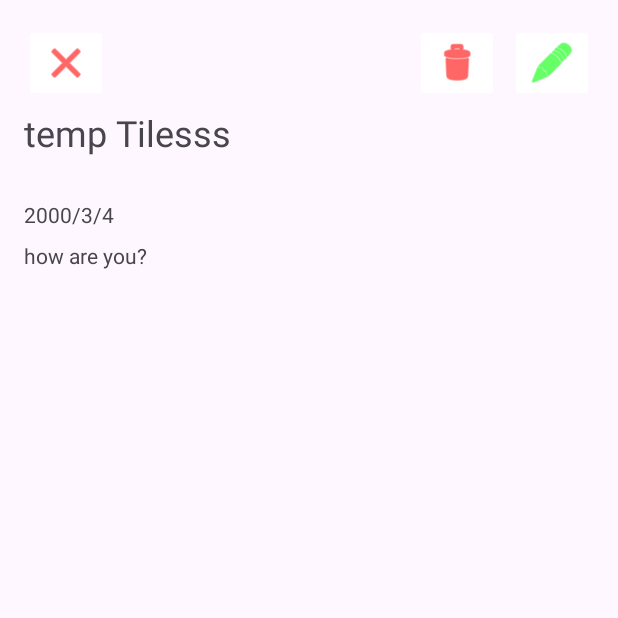
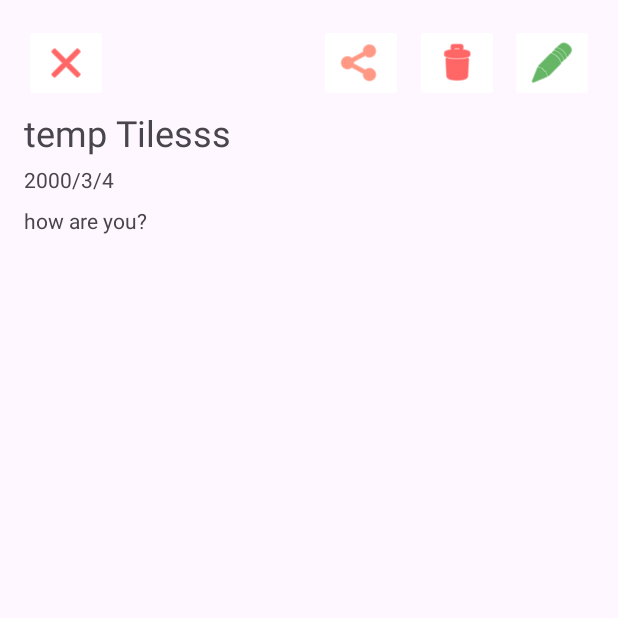
Before and after one commit to Tharindu37/Notepad, an Android app: the Display screen opened directly, with no data from a screen before it, on a phone screen of 412 x 824 dp, the top half of it. Run offline under Robolectric (Android 15) with nearby library versions, the phone set to English and light mode, and no system bars; Roboto replaces fonts that are not available here.

Commit message:
add share option

```diff
--- a/app/src/main/java/com/example/notepad/Display.java
+++ b/app/src/main/java/com/example/notepad/Display.java
@@ -1,4 +1,6 @@
 package com.example.notepad;
+
+import static android.app.ProgressDialog.show;
 
 import androidx.appcompat.app.AppCompatActivity;
 
@@ -8,6 +10,7 @@ import android.view.View;
 import android.widget.Button;
 import android.widget.ImageButton;
 import android.widget.TextView;
+import android.widget.Toast;
 
 import com.example.notepad.model.Note;
 
@@ -19,6 +22,8 @@ public class Display extends AppCompatActivity {
     private ImageButton delete;
     private ImageButton edit;
     private ImageButton close;
+
+    private ImageButton share;
 
     DbHandler dbHandler;
     @Override
@@ -33,6 +38,7 @@ public class Display extends AppCompatActivity {
         delete=findViewById(R.id.btnDeleteNote);
         edit=findViewById(R.id.btnEdintNote);
         close=findViewById(R.id.btnCloseNote);
+        share=findViewById(R.id.btnShareNote);
 
         Intent intent = getIntent();
         if (intent.hasExtra("NOTE_ID")){
@@ -51,6 +57,7 @@ public class Display extends AppCompatActivity {
                 dbHandler.deleteNote(id);
                 Intent intent1=new Intent(getApplicationContext(),Notes.class);
                 startActivity(intent1);
+                Toast.makeText(getApplicationContext(), "Deleted", Toast.LENGTH_LONG).show();
             }
         });
 
@@ -72,6 +79,22 @@ public class Display extends AppCompatActivity {
             }
         });
 
+        share.setOnClickListener(new View.OnClickListener() {
+            @Override
+            public void onClick(View v) {
+                int id=intent.getIntExtra("NOTE_ID",-1);
+
+                Note note=dbHandler.getSingleNote(id);
+                shareText(note.getTitle()+"\n"+note.getDate()+"\n"+note.getNote());
+            }
+        });
+
 
     }
+    private void shareText(String text) {
+        Intent shareIntent = new Intent(Intent.ACTION_SEND);
+        shareIntent.setType("text/plain");
+        shareIntent.putExtra(Intent.EXTRA_TEXT, text);
+        startActivity(Intent.createChooser(shareIntent, "Share text using"));
+    }
 }
--- a/app/src/main/java/com/example/notepad/Edit.java
+++ b/app/src/main/java/com/example/notepad/Edit.java
@@ -59,6 +59,7 @@ public class Edit extends AppCompatActivity {
                     dbHandler.saveNote(noteObj);
                     Intent intent=new Intent(getApplicationContext(), Notes.class);
                     startActivity(intent);
+                    Toast.makeText(getApplicationContext(), "Saved", Toast.LENGTH_LONG).show();
                 }
             });
         }else if (save.getText().toString().equalsIgnoreCase("Update")){
@@ -74,6 +75,7 @@ public class Edit extends AppCompatActivity {
                     int status=dbHandler.updateNote(noteObj);
                     Intent intent=new Intent(getApplicationContext(), Notes.class);
                     startActivity(intent);
+                    Toast.makeText(getApplicationContext(), "Updated", Toast.LENGTH_LONG).show();
                 }
             });
         }
--- a/app/src/main/res/layout/activity_display.xml
+++ b/app/src/main/res/layout/activity_display.xml
@@ -10,14 +10,13 @@
   <TextView
       android:id="@+id/txtDisplayTitle"
       android:layout_width="378dp"
-      android:layout_height="56dp"
+      android:layout_height="wrap_content"
       android:layout_marginStart="16dp"
       android:layout_marginTop="72dp"
       android:layout_marginEnd="16dp"
       android:text="temp Tilesss"
 
       android:textSize="24sp"
-      android:maxLength="20"
       app:layout_constraintEnd_toEndOf="parent"
       app:layout_constraintHorizontal_bias="0.0"
       app:layout_constraintStart_toStartOf="parent"
@@ -30,7 +29,7 @@
       android:layout_marginStart="16dp"
       android:layout_marginTop="5dp"
       android:text="2000/3/4"
-      android:maxLength="10"
+      android:maxLength="50"
       app:layout_constraintStart_toStartOf="parent"
       app:layout_constraintTop_toBottomOf="@+id/txtDisplayTitle" />
 
@@ -42,7 +41,7 @@
       android:layout_marginTop="8dp"
       android:layout_marginEnd="16dp"
       android:text="how are you?"
-      android:maxLength="50"
+      android:maxLength="300"
       app:layout_constraintEnd_toEndOf="parent"
       app:layout_constraintHorizontal_bias="0.0"
       app:layout_constraintStart_toStartOf="parent"
@@ -59,7 +58,7 @@
       app:layout_constraintEnd_toEndOf="parent"
       app:layout_constraintStart_toStartOf="parent"
       app:layout_constraintTop_toTopOf="parent"
-      app:tint="#00ff00"
+      app:tint="#008500"
       app:srcCompat="@android:drawable/ic_menu_edit" />
 
   <ImageButton
@@ -88,4 +87,19 @@
       app:tint="#FF0000"
       app:srcCompat="@android:drawable/ic_menu_close_clear_cancel" />
 
+  <ImageButton
+      android:id="@+id/btnShareNote"
+      android:layout_width="wrap_content"
+      android:layout_height="wrap_content"
+      android:layout_marginStart="132dp"
+      android:layout_marginTop="16dp"
+      android:layout_marginEnd="8dp"
+      android:backgroundTint="#FFFFFF"
+      app:tint="#FF5533"
+      app:layout_constraintEnd_toStartOf="@+id/btnDeleteNote"
+      app:layout_constraintHorizontal_bias="1.0"
+      app:layout_constraintStart_toEndOf="@+id/btnCloseNote"
+      app:layout_constraintTop_toTopOf="parent"
+      app:srcCompat="@android:drawable/ic_menu_share" />
+
 </androidx.constraintlayout.widget.ConstraintLayout>
--- a/app/src/main/res/layout/note.xml
+++ b/app/src/main/res/layout/note.xml
@@ -30,10 +30,12 @@
             <TextView
                 android:id="@+id/txtTitle"
                 android:layout_width="match_parent"
-                android:layout_height="34dp"
+                android:layout_height="wrap_content"
+                android:layout_marginLeft="26dp"
+                android:layout_marginRight="26dp"
+                android:maxLength="20"
                 android:text="my note"
                 android:textAlignment="center"
-                android:maxLength="10"
                 android:textSize="14sp" />
         </LinearLayout>
     </androidx.cardview.widget.CardView>
```
